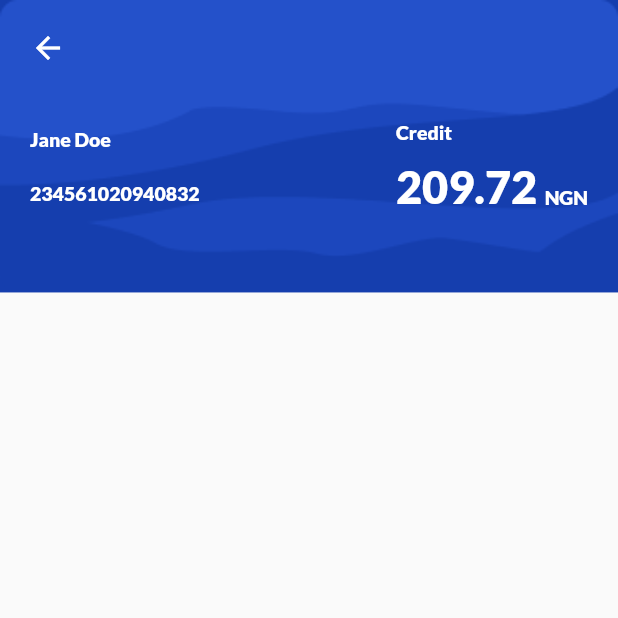
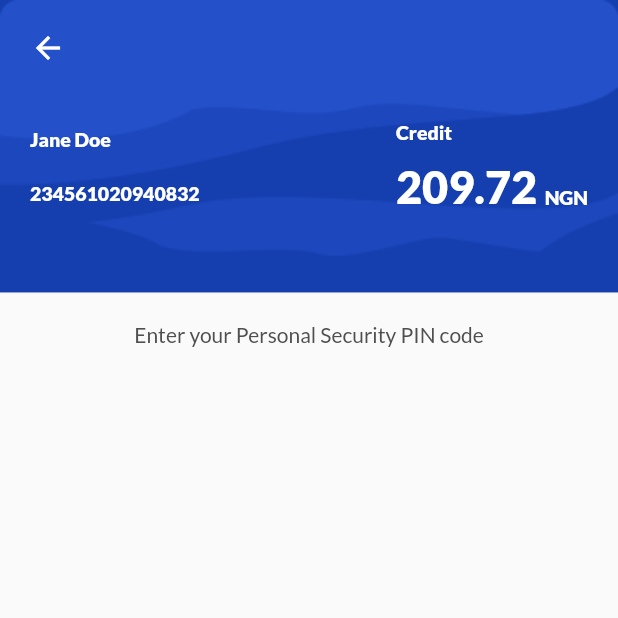
Before and after one commit to sobuur0/super_agent_with_flutter, a Flutter app: the DepositTransactionsPage screen opened directly, on a phone screen of 412 x 824 dp, the top half of it. Run offline on Flutter 3.47's test engine with Material 2 defaults, Android fonts, the phone set to English and light mode, and no system bars; our stand-ins replace google_fonts.

Commit message:
initial UI for the deposit_transactions page

```diff
--- a/lib/presentation/pages/deposit_transactions.dart
+++ b/lib/presentation/pages/deposit_transactions.dart
@@ -4,7 +4,8 @@ import 'package:super_agent_with_flutter/constants/app_styles.dart';
 
 class DepositTransactionsPage extends StatefulWidget {
   @override
-  _DepositTransactionsPageState createState() => _DepositTransactionsPageState();
+  _DepositTransactionsPageState createState() =>
+      _DepositTransactionsPageState();
 }
 
 class _DepositTransactionsPageState extends State<DepositTransactionsPage> {
@@ -92,7 +93,7 @@ class _DepositTransactionsPageState extends State<DepositTransactionsPage> {
                                 ),
                                 Padding(
                                   padding:
-                                  const EdgeInsets.fromLTRB(0, 15, 0, 0),
+                                      const EdgeInsets.fromLTRB(0, 15, 0, 0),
                                   child: Text(
                                     'NGN',
                                     style: AppStyles.latoBold(
@@ -111,6 +112,16 @@ class _DepositTransactionsPageState extends State<DepositTransactionsPage> {
                 ],
               ),
             ),
+            Padding(
+              padding: const EdgeInsets.symmetric(horizontal: 20, vertical: 20,),
+              child: Text(
+                'Enter your Personal Security PIN code',
+                style: AppStyles.latoRegular(
+                  color: Color(0xFF4F4F4F),
+                  size: 14,
+                ),
+              ),
+            ),
           ],
         ),
       ),
--- a/lib/presentation/pages/deposits_page.dart
+++ b/lib/presentation/pages/deposits_page.dart
@@ -17,6 +17,7 @@ class _DepositsPageState extends State<DepositsPage> {
         child: Column(
           crossAxisAlignment: CrossAxisAlignment.start,
           children: <Widget>[
+            //TODO: should turn this container(USER DETAILS) to a reusable widget
             Container(
               color: Color(0xFF153EAE),
               child: Stack(
```
